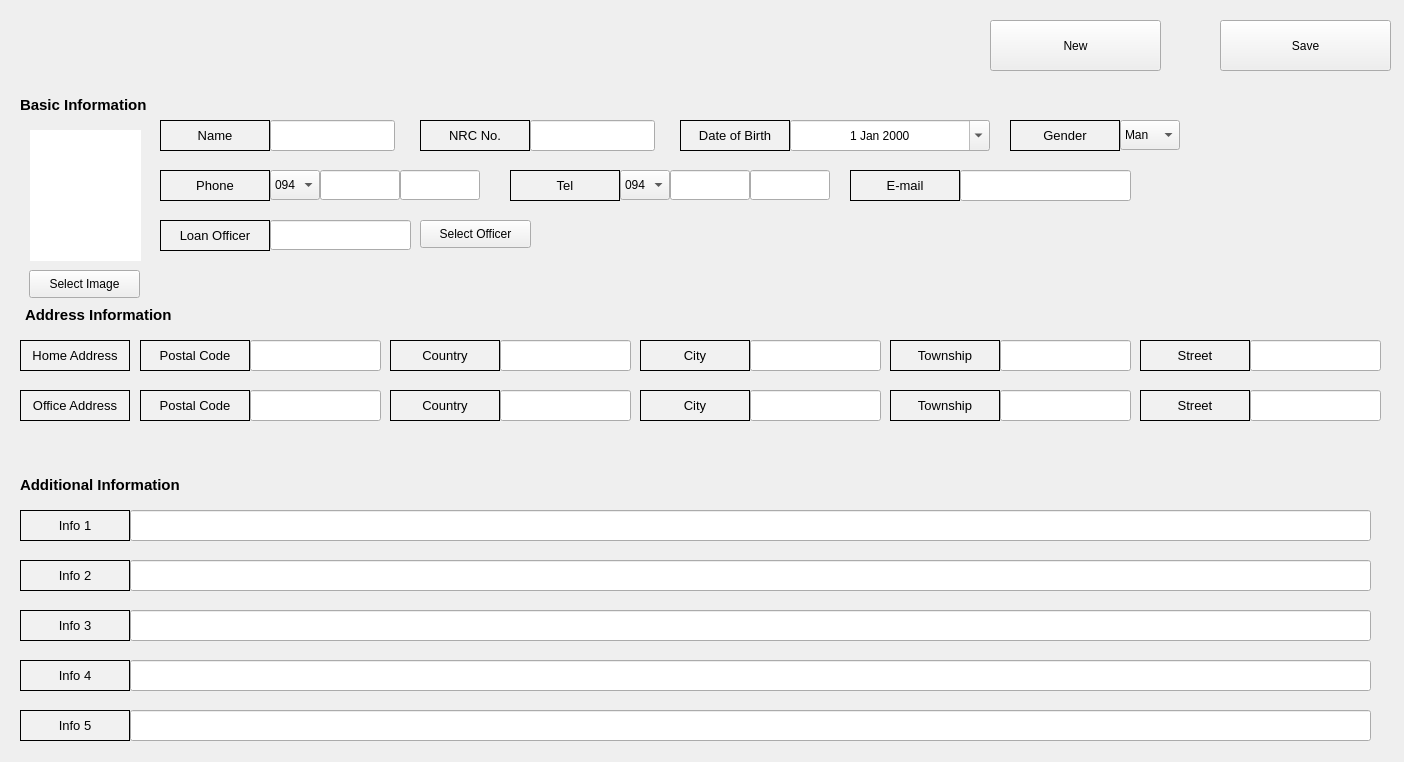
Above: app/src/pages/registration/customer.ui from DY-Microfinance-Customer-Management/dymf-algorithm before the change. Below: the same form after it.
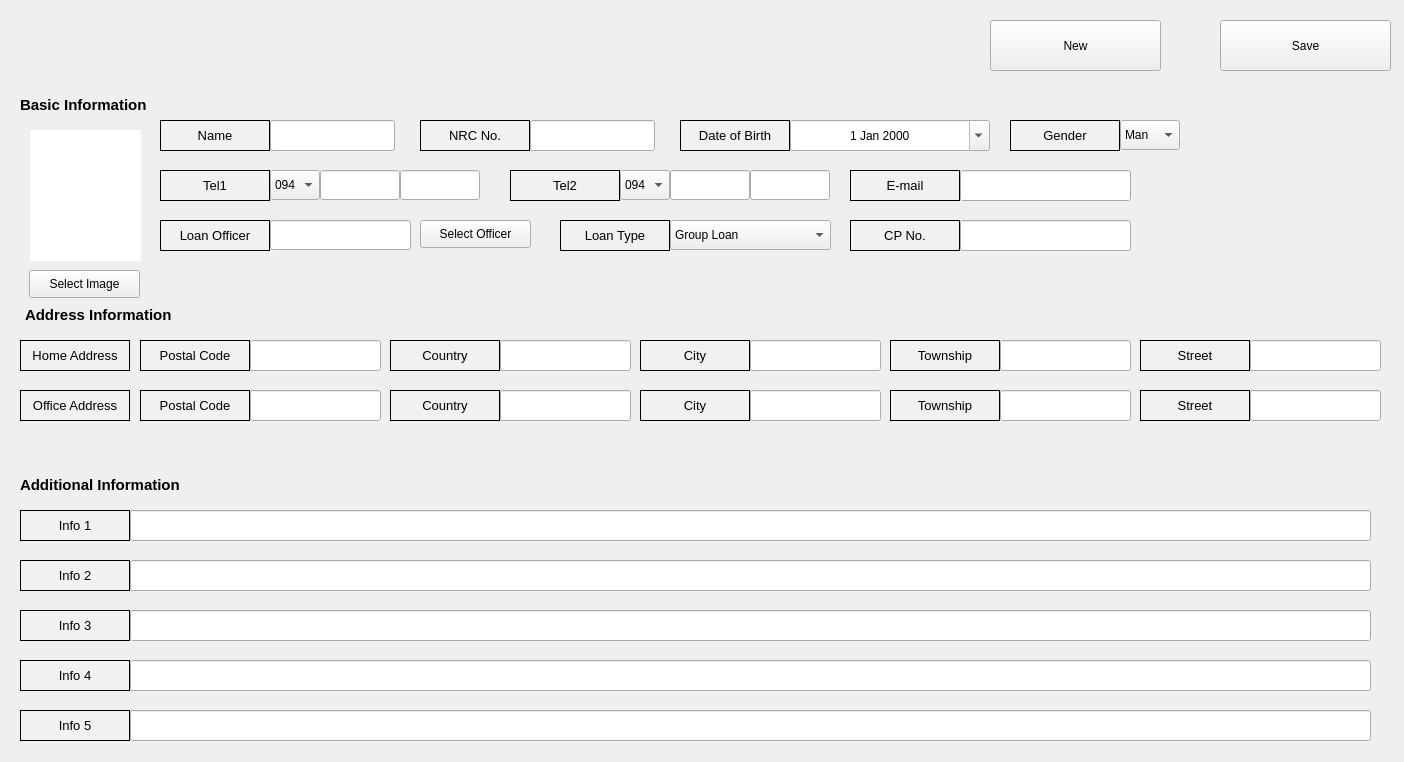
That is the form after the change.

Commit message: loan 수정

```diff
--- a/app/src/pages/registration/customer.ui
+++ b/app/src/pages/registration/customer.ui
@@ -682,7 +682,7 @@
      <enum>QFrame::Box</enum>
     </property>
     <property name="text">
-     <string>Tel</string>
+     <string>Tel2</string>
     </property>
     <property name="alignment">
      <set>Qt::AlignCenter</set>
@@ -1303,7 +1303,7 @@
      <enum>QFrame::Box</enum>
     </property>
     <property name="text">
-     <string>Phone</string>
+     <string>Tel1</string>
     </property>
     <property name="alignment">
      <set>Qt::AlignCenter</set>
@@ -1643,6 +1643,129 @@
      </property>
     </item>
    </widget>
+   <widget class="QComboBox" name="loanType">
+    <property name="geometry">
+     <rect>
+      <x>670</x>
+      <y>220</y>
+      <width>161</width>
+      <height>30</height>
+     </rect>
+    </property>
+    <property name="minimumSize">
+     <size>
+      <width>60</width>
+      <height>0</height>
+     </size>
+    </property>
+    <property name="maximumSize">
+     <size>
+      <width>300</width>
+      <height>16777215</height>
+     </size>
+    </property>
+    <item>
+     <property name="text">
+      <string>Group Loan</string>
+     </property>
+    </item>
+    <item>
+     <property name="text">
+      <string>Special (Individual) Loan</string>
+     </property>
+    </item>
+   </widget>
+   <widget class="QLabel" name="label_47">
+    <property name="geometry">
+     <rect>
+      <x>560</x>
+      <y>220</y>
+      <width>110</width>
+      <height>31</height>
+     </rect>
+    </property>
+    <property name="minimumSize">
+     <size>
+      <width>110</width>
+      <height>0</height>
+     </size>
+    </property>
+    <property name="maximumSize">
+     <size>
+      <width>110</width>
+      <height>16777215</height>
+     </size>
+    </property>
+    <property name="font">
+     <font>
+      <pointsize>10</pointsize>
+     </font>
+    </property>
+    <property name="styleSheet">
+     <string notr="true">background-color:rgb(241, 241, 241)</string>
+    </property>
+    <property name="frameShape">
+     <enum>QFrame::Box</enum>
+    </property>
+    <property name="text">
+     <string>Loan Type</string>
+    </property>
+    <property name="alignment">
+     <set>Qt::AlignCenter</set>
+    </property>
+   </widget>
+   <widget class="QLineEdit" name="cpNumber">
+    <property name="geometry">
+     <rect>
+      <x>960</x>
+      <y>220</y>
+      <width>171</width>
+      <height>31</height>
+     </rect>
+    </property>
+    <property name="alignment">
+     <set>Qt::AlignCenter</set>
+    </property>
+   </widget>
+   <widget class="QLabel" name="label_48">
+    <property name="geometry">
+     <rect>
+      <x>850</x>
+      <y>220</y>
+      <width>110</width>
+      <height>31</height>
+     </rect>
+    </property>
+    <property name="minimumSize">
+     <size>
+      <width>110</width>
+      <height>0</height>
+     </size>
+    </property>
+    <property name="maximumSize">
+     <size>
+      <width>110</width>
+      <height>16777215</height>
+     </size>
+    </property>
+    <property name="font">
+     <font>
+      <pointsize>10</pointsize>
+     </font>
+    </property>
+    <property name="styleSheet">
+     <string notr="true">background-color:rgb(241, 241, 241)</string>
+    </property>
+    <property name="frameShape">
+     <enum>QFrame::Box</enum>
+    </property>
+    <property name="text">
+     <string>CP No.</string>
+    </property>
+    <property name="alignment">
+     <set>Qt::AlignCenter</set>
+    </property>
+   </widget>
   </widget>
  </widget>
  <resources/>
```
Left out of the diff: 12 changed lines with no effect on the pictures. The commit also changes 4 other files.
